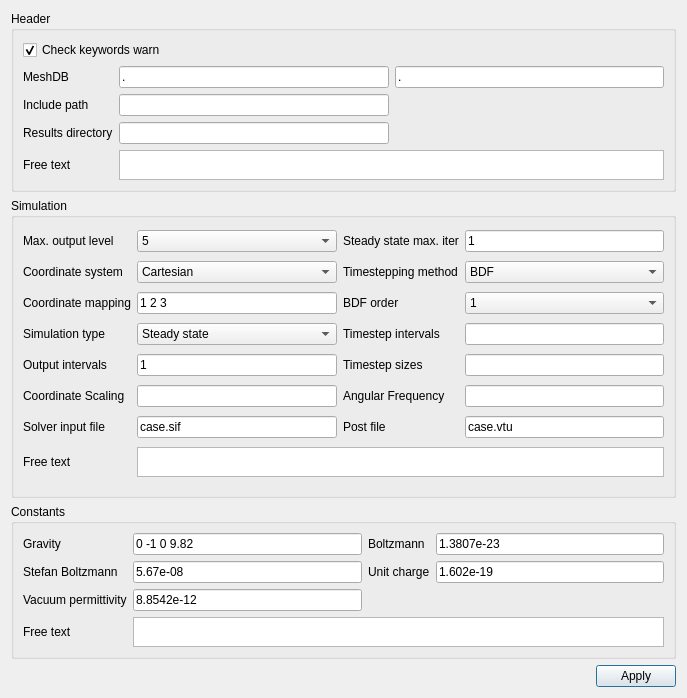
Above: ElmerGUI/Application/forms/generalsetup.ui from ElmerCSC/elmerfem before the change. Below: the same form after it.
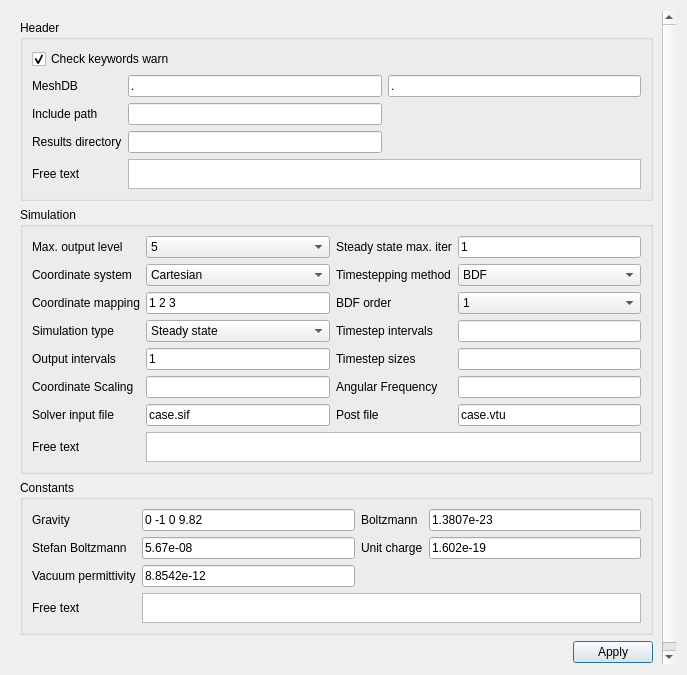
That is the form after the change. Icons and pictures are not drawn.

Commit message:
Adjusting for Linux system
-Object browser behavior
-Addng scrollbar for setup dialog
-Bugfixing when doubleclinking 2D body in boundary selection mode.(this is not Linux-related)

```diff
--- a/ElmerGUI/Application/forms/generalsetup.ui
+++ b/ElmerGUI/Application/forms/generalsetup.ui
@@ -7,7 +7,7 @@
     <x>0</x>
     <y>0</y>
     <width>687</width>
-    <height>680</height>
+    <height>675</height>
    </rect>
   </property>
   <property name="sizePolicy">
@@ -19,6 +19,54 @@
   <property name="windowTitle">
    <string>Setup</string>
   </property>
+	
+	<layout class="QVBoxLayout" name="verticalLayout">
+   <item>
+	 
+	<widget class="QScrollArea" name="scrollArea">
+   <property name="geometry">
+    <rect>
+     <x>0</x>
+     <y>0</y>
+     <width>687</width>
+     <height>675</height>
+    </rect>
+   </property>
+	 
+ <property name="sizePolicy">
+   <sizepolicy hsizetype="Expanding" vsizetype="Expanding">
+    <horstretch>0</horstretch>
+    <verstretch>0</verstretch>
+   </sizepolicy>
+</property>
+
+   <property name="frameShape">
+    <enum>QFrame::NoFrame</enum>
+   </property>
+   <property name="horizontalScrollBarPolicy">
+    <enum>Qt::ScrollBarAlwaysOff</enum>
+   </property>
+   <property name="widgetResizable">
+    <bool>true</bool>
+   </property>
+	 
+   <widget class="QWidget" name="scrollAreaWidgetContents">
+    <property name="geometry">
+     <rect>
+      <x>0</x>
+      <y>0</y>
+      <width>687</width>
+      <height>675</height>
+     </rect>
+    </property>
+	
+ <property name="sizePolicy">
+   <sizepolicy hsizetype="Expanding" vsizetype="Expanding">
+    <horstretch>0</horstretch>
+    <verstretch>0</verstretch>
+   </sizepolicy>	
+</property>
+	
   <layout class="QVBoxLayout" name="verticalLayout">
    <item>
     <widget class="QGroupBox" name="headerGroup">
@@ -108,7 +156,7 @@
      <property name="minimumSize">
       <size>
        <width>0</width>
-       <height>300</height>
+       <height>0</height>
       </size>
      </property>
      <property name="baseSize">
@@ -604,6 +652,14 @@
     </layout>
    </item>
   </layout>
+
+	
+	</widget>
+	</widget>
+	</item>
+	</layout>
+
+	
  </widget>
  <resources>
   <include location="../ElmerGUI.qrc"/>
```
The commit also changes 2 other files.
